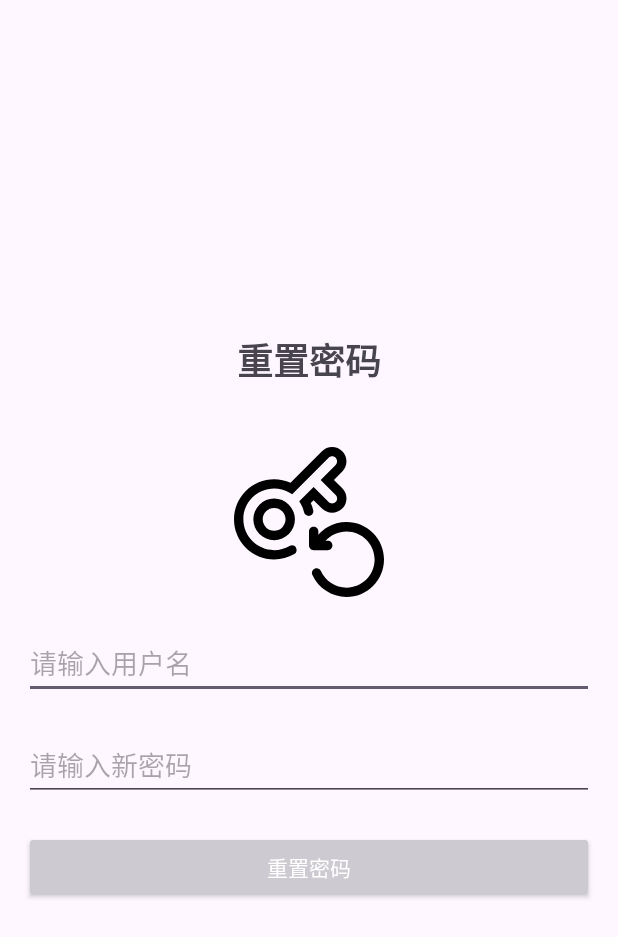
After one commit to DMUGZT/Android_main, an Android app: the ForgotPasswordActivity screen opened directly, with no data from a screen before it, on a phone screen of 412 x 824 dp. The commit adds this screen. Shown: the top 937 px of the screen. Run offline under Robolectric (Android 15) with nearby library versions, the phone set to English and light mode, and no system bars.

Commit message:
完成忘记密码功能，引入数据库

```diff
--- a/app/src/main/AndroidManifest.xml
+++ b/app/src/main/AndroidManifest.xml
@@ -32,6 +32,12 @@
 
         </activity>
 
+        <activity
+            android:name=".ForgotPasswordActivity"
+            android:exported="true">
+
+        </activity>
+
     </application>
 
 </manifest>
--- /dev/null
+++ b/app/src/main/java/com/example/test/ForgotPasswordActivity.java
@@ -0,0 +1,54 @@
+package com.example.test;
+
+import android.app.Activity;
+import android.os.Bundle;
+import android.view.View;
+import android.widget.Button;
+import android.widget.EditText;
+import android.widget.Toast;
+
+import com.example.test.database.UserDAO;
+
+public class ForgotPasswordActivity extends Activity {
+
+    private EditText usernameEditText, newPasswordEditText;
+    private Button resetPasswordButton;
+    private UserDAO userDAO;
+
+    @Override
+    protected void onCreate(Bundle savedInstanceState) {
+        super.onCreate(savedInstanceState);
+        setContentView(R.layout.activity_forgot_password);
+
+        usernameEditText = findViewById(R.id.usernameEditText);
+        newPasswordEditText = findViewById(R.id.newPasswordEditText);
+        resetPasswordButton = findViewById(R.id.resetPasswordButton);
+        userDAO = new UserDAO(this);
+
+        resetPasswordButton.setOnClickListener(new View.OnClickListener() {
+            @Override
+            public void onClick(View v) {
+                String username = usernameEditText.getText().toString();
+                String newPassword = newPasswordEditText.getText().toString();
+
+                if (username.isEmpty() || newPassword.isEmpty()) {
+                    Toast.makeText(ForgotPasswordActivity.this, "请填写用户名和新密码", Toast.LENGTH_SHORT).show();
+                } else if (newPassword.length() < 8 || !newPassword.matches("^[a-zA-Z0-9]+$")) {
+                    Toast.makeText(ForgotPasswordActivity.this, "密码必须8位以上且只能包含数字和字母", Toast.LENGTH_SHORT).show();
+                } else if (!userDAO.checkUserExists(username)) {
+                    Toast.makeText(ForgotPasswordActivity.this, "用户名不存在", Toast.LENGTH_SHORT).show();
+                } else {
+                    userDAO.updatePassword(username, newPassword);
+                    Toast.makeText(ForgotPasswordActivity.this, "密码重置成功", Toast.LENGTH_SHORT).show();
+                    finish(); // 重置密码成功后关闭当前活动
+                }
+            }
+        });
+    }
+
+    @Override
+    protected void onDestroy() {
+        super.onDestroy();
+        userDAO.close();
+    }
+}
--- a/app/src/main/java/com/example/test/LoginActivity.java
+++ b/app/src/main/java/com/example/test/LoginActivity.java
@@ -20,6 +20,7 @@ public class LoginActivity extends Activity {
     private ImageButton togglePasswordVisibilityButton;
     private boolean isPasswordVisible = false;
     private EditText usernameEditText, passwordEditText;
+    private TextView forgotPasswordTextView;
     private Button loginButton;
     private UserDAO userDAO;
 
@@ -34,6 +35,7 @@ public class LoginActivity extends Activity {
         loginButton = findViewById(R.id.loginButton);
         usernameEditText = findViewById(R.id.usernameEditText);
         passwordEditText = findViewById(R.id.passwordEditText);
+        forgotPasswordTextView = findViewById(R.id.forgotPasswordTextView);
         userDAO = new UserDAO(this);
 
         textView.setOnClickListener(new View.OnClickListener() {
@@ -43,6 +45,15 @@ public class LoginActivity extends Activity {
                 startActivity(intent);
             }
         });
+
+        forgotPasswordTextView.setOnClickListener(new View.OnClickListener() {
+            @Override
+            public void onClick(View v) {
+                Intent intent = new Intent(LoginActivity.this, ForgotPasswordActivity.class);
+                startActivity(intent);
+            }
+        });
+
 
         togglePasswordVisibilityButton.setOnClickListener(new View.OnClickListener() {
             @Override
@@ -80,9 +91,9 @@ public class LoginActivity extends Activity {
             }
         });
     }
-//    @Override
-//    protected void onDestroy() {
-//        super.onDestroy();
-//        userDAO.close();
-//    }
+    @Override
+    protected void onDestroy() {
+        super.onDestroy();
+        userDAO.close();
+    }
 }
--- a/app/src/main/java/com/example/test/database/UserDAO.java
+++ b/app/src/main/java/com/example/test/database/UserDAO.java
@@ -52,4 +52,11 @@ public class UserDAO {
         cursor.close();
         return isValid;
     }
+
+    public void updatePassword(String username, String newPassword) {
+        ContentValues values = new ContentValues();
+        values.put(DatabaseHelper.COLUMN_PASSWORD, newPassword);
+
+        database.update(DatabaseHelper.TABLE_USER, values, DatabaseHelper.COLUMN_USERNAME + " = ?", new String[]{username});
+    }
 }
--- /dev/null
+++ b/app/src/main/res/drawable/ic_forgotpassword.xml
@@ -0,0 +1,71 @@
+<?xml version="1.0" encoding="utf-8"?>
+<vector xmlns:android="http://schemas.android.com/apk/res/android"
+    android:width="1024dp"
+    android:height="1024dp"
+    android:viewportWidth="1024"
+    android:viewportHeight="1024">
+
+    <path
+        android:fillColor="#000000"
+        android:pathData="M540.697,431.158 C536.798,414.46,531.198,398.061,524.199,382.363
+L543.497,363.065 L600.691,420.259
+C619.19,438.757,643.787,448.956,669.985,448.956
+C696.182,448.956,720.78,438.757,739.278,420.259
+C757.776,401.761,767.975,377.163,767.975,350.966
+C767.975,324.769,757.776,300.171,739.278,281.673 L682.084,224.479
+L739.278,167.285 C777.474,129.089,777.474,66.895,739.278,28.698
+C720.78,10.1998,696.182,0.0008,669.985,0.0008 S619.19,10.1998,600.692,28.698
+L385.713,243.678 C350.716,228.08,312.62,219.98,274.024,219.98
+C200.831,219.98,132.038,248.477,80.343,300.272
+S0.049995,420.859,0.049995,494.052
+C0.049995,567.245,28.5472,636.038,80.3422,687.733
+S200.93,768.025,274.023,768.025 C322.518,768.025,370.114,755.226,411.81,730.929
+C427.109,722.03,432.208,702.432,423.309,687.133
+C414.41,671.834,394.812,666.735,379.513,675.634
+C347.616,694.232,311.12,704.031,273.923,704.031
+C158.134,704.031,63.943,609.84,63.943,494.052
+C63.943,378.263,158.133,284.073,273.923,284.073
+C309.819,284.073,345.216,293.272,376.313,310.67 L397.411,322.469
+L645.987,73.9928 C652.386,67.5934,660.985,63.9937,669.985,63.9937
+S687.583,67.4934,693.983,73.9927
+C707.282,87.2914,707.282,108.789,693.983,122.088 L591.592,224.478
+L693.982,326.868 C700.382,333.267,703.981,341.867,703.981,350.866
+S700.481,368.464,693.982,374.864
+C687.583,381.263,678.983,384.863,669.984,384.863
+C660.885,384.863,652.386,381.363,645.986,374.864 L543.497,272.573
+L445.506,370.564 L457.305,391.662
+C466.804,408.66,473.903,426.859,478.303,445.757
+C482.303,462.955,499.601,473.654,516.799,469.555
+C534.098,465.555,544.797,448.356,540.697,431.158 Z" />
+    <path
+        android:fillColor="#000000"
+        android:pathData="M274.023,352.066 C236.127,352.066,200.43,366.864,173.633,393.662
+S132.037,456.055,132.037,494.052
+C132.037,531.948,146.836,567.645,173.633,594.442
+C200.43,621.239,236.127,636.038,274.023,636.038 S347.616,621.239,374.413,594.442
+C401.21,567.645,416.009,531.948,416.009,494.052
+C416.009,456.156,401.21,420.459,374.413,393.662 S311.92,352.066,274.023,352.066
+Z M329.218,549.146 C314.519,563.845,294.921,571.944,274.023,571.944
+S233.627,563.845,218.828,549.146 S196.031,514.85,196.031,494.052
+C196.031,473.254,204.13,453.656,218.829,438.857 S253.126,416.059,274.024,416.059
+S314.42,424.158,329.219,438.857 S352.016,473.154,352.016,494.052
+C352.016,514.85,343.916,534.448,329.218,549.146 Z" />
+    <path
+        android:fillColor="#000000"
+        android:pathData="M948.957,587.043 C900.562,538.647,836.368,512.05,767.975,512.05
+C721.979,512.05,676.884,524.449,637.488,547.747
+C614.39,561.446,593.692,578.644,575.994,598.742 L575.994,576.044
+C575.994,558.346,561.695,544.047,543.997,544.047 S512,558.346,512,576.044
+L512,672.035 C512,689.733,526.299,704.032,543.997,704.032 L639.988,704.032
+C657.686,704.032,671.985,689.733,671.985,672.035
+S657.686,640.038,639.988,640.038 L624.889,640.038
+C660.985,599.842,712.88,576.044,767.975,576.044
+C873.865,576.044,959.956,662.136,959.956,768.025
+S873.864,960.006,767.975,960.006 C692.482,960.006,623.789,915.51,592.792,846.717
+C585.593,830.619,566.595,823.419,550.496,830.619
+C534.398,837.918,527.198,856.816,534.398,872.915
+C575.694,964.706,667.385,1024,767.975,1024
+C836.368,1024,900.662,997.403,948.957,949.007
+C997.352,900.612,1023.95,836.418,1023.95,768.025
+S997.353,635.338,948.957,587.043 Z" />
+</vector>
--- /dev/null
+++ b/app/src/main/res/layout/activity_forgot_password.xml
@@ -0,0 +1,54 @@
+<?xml version="1.0" encoding="utf-8"?>
+<LinearLayout xmlns:android="http://schemas.android.com/apk/res/android"
+    xmlns:tools="http://schemas.android.com/tools"
+    android:layout_width="match_parent"
+    android:layout_height="match_parent"
+    android:orientation="vertical"
+    android:padding="16dp"
+    android:gravity="center"
+    tools:context=".ForgotPasswordActivity">
+
+    <TextView
+        android:layout_width="wrap_content"
+        android:layout_height="wrap_content"
+        android:text="重置密码"
+        android:textSize="24sp"
+        android:textStyle="bold"
+        android:layout_marginBottom="20dp"
+        tools:ignore="HardcodedText" />
+
+    <ImageView
+        android:id="@+id/ImageView"
+        android:layout_width="100dp"
+        android:layout_height="100dp"
+        android:src="@drawable/ic_forgotpassword"
+        android:layout_marginTop="20dp"
+        android:layout_marginBottom="20dp"
+        android:contentDescription="Logo" />
+
+    <EditText
+        android:id="@+id/usernameEditText"
+        android:layout_width="match_parent"
+        android:layout_height="wrap_content"
+        android:hint="请输入用户名"
+        android:inputType="text"
+        android:layout_marginBottom="20dp" />
+
+    <EditText
+        android:id="@+id/newPasswordEditText"
+        android:layout_width="match_parent"
+        android:layout_height="wrap_content"
+        android:hint="请输入新密码"
+        android:inputType="textPassword"
+        android:layout_marginBottom="20dp" />
+
+    <Button
+        android:id="@+id/resetPasswordButton"
+        android:layout_width="match_parent"
+        android:layout_height="wrap_content"
+        android:text="重置密码"
+        android:backgroundTint="@color/primary"
+        android:textColor="@android:color/white"
+        tools:ignore="HardcodedText" />
+
+</LinearLayout>
--- a/app/src/main/res/layout/activity_login.xml
+++ b/app/src/main/res/layout/activity_login.xml
@@ -30,7 +30,7 @@
         android:id="@+id/usernameEditText"
         android:layout_width="match_parent"
         android:layout_height="wrap_content"
-        android:hint="Username"
+        android:hint="账户"
         android:inputType="text"
         android:layout_marginTop="20dp" />
 
```
